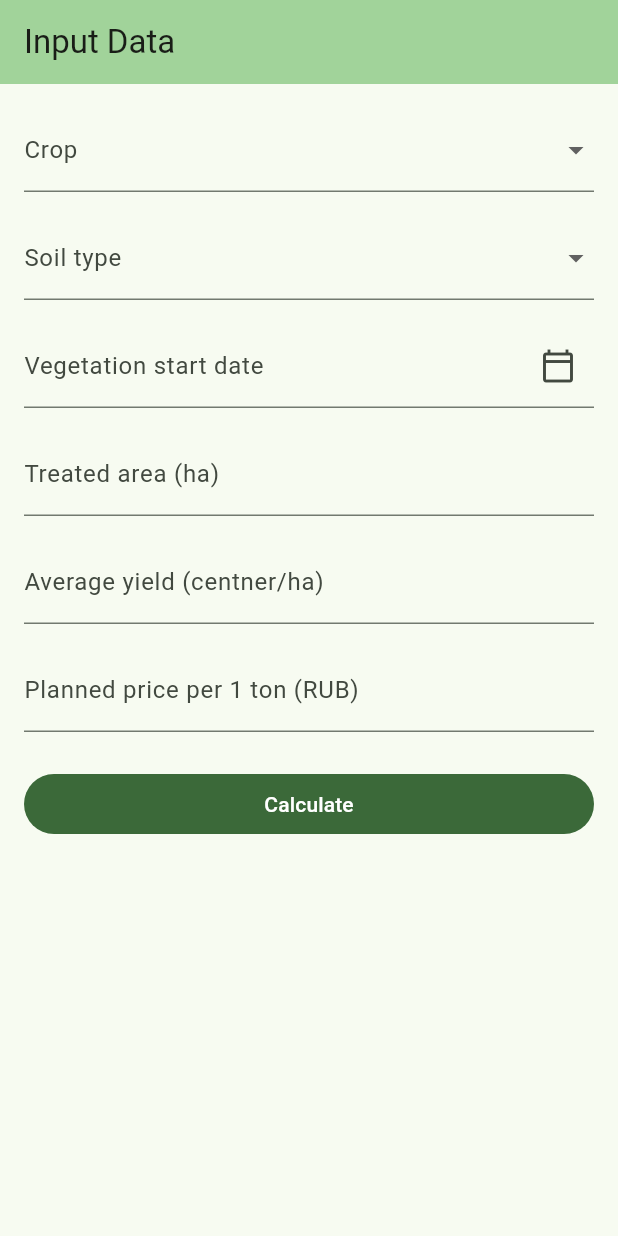
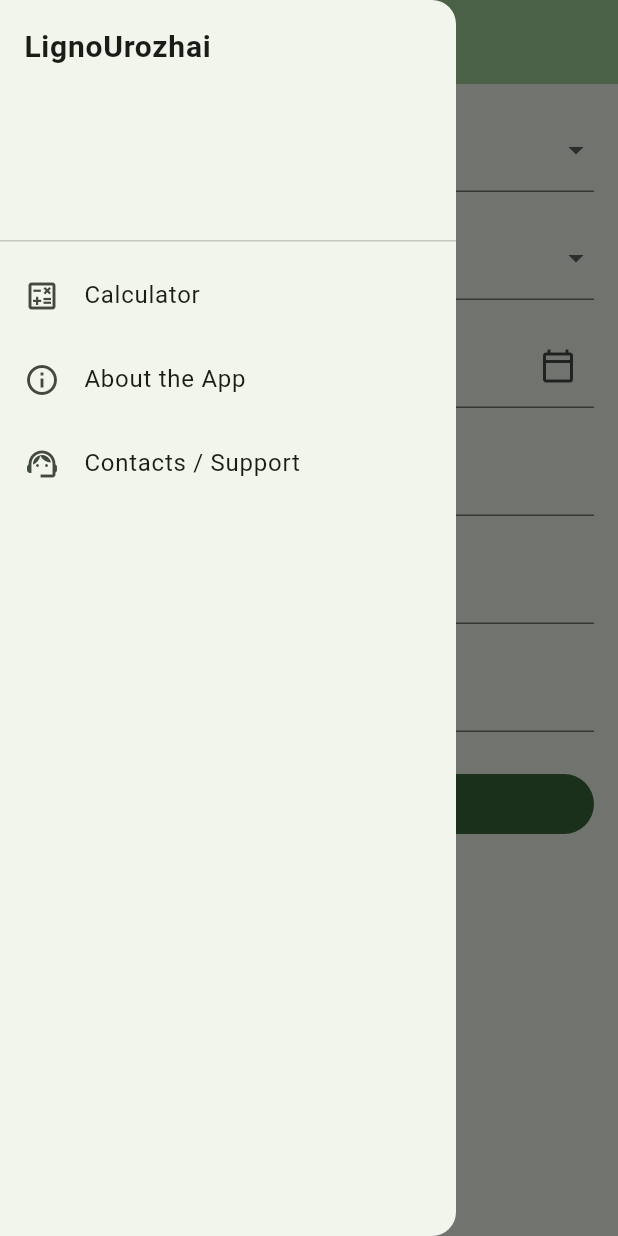
Before and after one commit to norcle/ligno_yield, a Flutter app: the screen it shows after launch, with the side drawer open (before the commit the screen has no drawer), on a phone screen of 412 x 824 dp. Run offline on Flutter 3.47's test engine with Material 3 defaults, Android fonts, the light colour scheme and no system bars.

Commit message:
Add app bar drawer navigation (#6)

```diff
--- a/lib/main.dart
+++ b/lib/main.dart
@@ -1,5 +1,5 @@
 import 'package:flutter/material.dart';
-import 'package:ligno_yiled/screens/input_screen.dart';
+import 'package:ligno_yiled/routes.dart';
 
 void main() {
   runApp(const LignoUrozhaiApp());
@@ -16,7 +16,8 @@ class LignoUrozhaiApp extends StatelessWidget {
         colorScheme: ColorScheme.fromSeed(seedColor: Colors.green),
         useMaterial3: true,
       ),
-      home: const InputScreen(),
+      initialRoute: AppRoutes.input,
+      onGenerateRoute: onGenerateRoute,
     );
   }
 }
--- /dev/null
+++ b/lib/routes.dart
@@ -0,0 +1,69 @@
+import 'package:flutter/material.dart';
+import 'package:ligno_yiled/models/calculation_result.dart';
+import 'package:ligno_yiled/models/crop_input.dart';
+import 'package:ligno_yiled/screens/about_screen.dart';
+import 'package:ligno_yiled/screens/contacts_screen.dart';
+import 'package:ligno_yiled/screens/input_screen.dart';
+import 'package:ligno_yiled/screens/phase_timeline_screen.dart';
+import 'package:ligno_yiled/screens/result_screen.dart';
+
+class AppRoutes {
+  static const input = '/';
+  static const phaseTimeline = '/phase-timeline';
+  static const result = '/result';
+  static const about = '/about';
+  static const contacts = '/contacts';
+}
+
+class PhaseTimelineArgs {
+  const PhaseTimelineArgs({required this.input});
+
+  final CropInput input;
+}
+
+class ResultScreenArgs {
+  const ResultScreenArgs({
+    required this.input,
+    required this.result,
+  });
+
+  final CropInput input;
+  final CalculationResult result;
+}
+
+Route<dynamic> onGenerateRoute(RouteSettings settings) {
+  switch (settings.name) {
+    case AppRoutes.input:
+      return MaterialPageRoute(
+        builder: (_) => const InputScreen(),
+        settings: settings,
+      );
+    case AppRoutes.phaseTimeline:
+      final args = settings.arguments as PhaseTimelineArgs;
+      return MaterialPageRoute(
+        builder: (_) => PhaseTimelineScreen(input: args.input),
+        settings: settings,
+      );
+    case AppRoutes.result:
+      final args = settings.arguments as ResultScreenArgs;
+      return MaterialPageRoute(
+        builder: (_) => ResultScreen(input: args.input, result: args.result),
+        settings: settings,
+      );
+    case AppRoutes.about:
+      return MaterialPageRoute(
+        builder: (_) => const AboutScreen(),
+        settings: settings,
+      );
+    case AppRoutes.contacts:
+      return MaterialPageRoute(
+        builder: (_) => const ContactsScreen(),
+        settings: settings,
+      );
+    default:
+      return MaterialPageRoute(
+        builder: (_) => const InputScreen(),
+        settings: settings,
+      );
+  }
+}
--- a/lib/screens/input_screen.dart
+++ b/lib/screens/input_screen.dart
@@ -1,6 +1,7 @@
 import 'package:flutter/material.dart';
 import 'package:ligno_yiled/models/crop_input.dart';
-import 'package:ligno_yiled/screens/phase_timeline_screen.dart';
+import 'package:ligno_yiled/routes.dart';
+import 'package:ligno_yiled/widgets/app_drawer.dart';
 
 class InputScreen extends StatefulWidget {
   const InputScreen({super.key});
@@ -92,10 +93,9 @@ class _InputScreenState extends State<InputScreen> {
       pricePerTonRub: price,
     );
 
-    Navigator.of(context).push(
-      MaterialPageRoute(
-        builder: (context) => PhaseTimelineScreen(input: input),
-      ),
+    Navigator.of(context).pushNamed(
+      AppRoutes.phaseTimeline,
+      arguments: PhaseTimelineArgs(input: input),
     );
   }
 
@@ -105,9 +105,11 @@ class _InputScreenState extends State<InputScreen> {
 
     return Scaffold(
       appBar: AppBar(
-        title: const Text('Input Data'),
+        title: const Text('LignoUrozhai'),
+        centerTitle: true,
         backgroundColor: theme.colorScheme.inversePrimary,
       ),
+      drawer: const AppDrawer(),
       body: SafeArea(
         child: Form(
           key: _formKey,
--- a/lib/screens/result_screen.dart
+++ b/lib/screens/result_screen.dart
@@ -1,6 +1,7 @@
 import 'package:flutter/material.dart';
 import 'package:ligno_yiled/models/calculation_result.dart';
 import 'package:ligno_yiled/models/crop_input.dart';
+import 'package:ligno_yiled/widgets/app_drawer.dart';
 
 class ResultScreen extends StatelessWidget {
   const ResultScreen({
@@ -24,9 +25,11 @@ class ResultScreen extends StatelessWidget {
 
     return Scaffold(
       appBar: AppBar(
-        title: const Text('Result'),
+        title: const Text('LignoUrozhai'),
+        centerTitle: true,
         backgroundColor: theme.colorScheme.inversePrimary,
       ),
+      drawer: const AppDrawer(),
       body: SafeArea(
         child: ListView(
           padding: const EdgeInsets.all(16),
--- /dev/null
+++ b/lib/widgets/app_drawer.dart
@@ -0,0 +1,56 @@
+import 'package:flutter/material.dart';
+import 'package:ligno_yiled/routes.dart';
+
+class AppDrawer extends StatelessWidget {
+  const AppDrawer({super.key});
+
+  void _navigate(BuildContext context, String routeName) {
+    final currentRoute = ModalRoute.of(context)?.settings.name;
+    Navigator.of(context).pop();
+    if (currentRoute == routeName) {
+      return;
+    }
+    if (routeName == AppRoutes.input) {
+      Navigator.of(context).pushNamedAndRemoveUntil(
+        AppRoutes.input,
+        (route) => false,
+      );
+      return;
+    }
+    Navigator.of(context).pushReplacementNamed(routeName);
+  }
+
+  @override
+  Widget build(BuildContext context) {
+    return Drawer(
+      child: SafeArea(
+        child: ListView(
+          padding: EdgeInsets.zero,
+          children: [
+            const DrawerHeader(
+              child: Text(
+                'LignoUrozhai',
+                style: TextStyle(fontSize: 20, fontWeight: FontWeight.w600),
+              ),
+            ),
+            ListTile(
+              leading: const Icon(Icons.calculate_outlined),
+              title: const Text('Calculator'),
+              onTap: () => _navigate(context, AppRoutes.input),
+            ),
+            ListTile(
+              leading: const Icon(Icons.info_outline),
+              title: const Text('About the App'),
+              onTap: () => _navigate(context, AppRoutes.about),
+            ),
+            ListTile(
+              leading: const Icon(Icons.support_agent_outlined),
+              title: const Text('Contacts / Support'),
+              onTap: () => _navigate(context, AppRoutes.contacts),
+            ),
+          ],
+        ),
+      ),
+    );
+  }
+}
```
Also changed, not shown: lib/screens/about_screen.dart (added, +46 -0 lines), lib/screens/contacts_screen.dart (added, +46 -0 lines), lib/screens/phase_timeline_screen.dart (+8 -6 lines).
